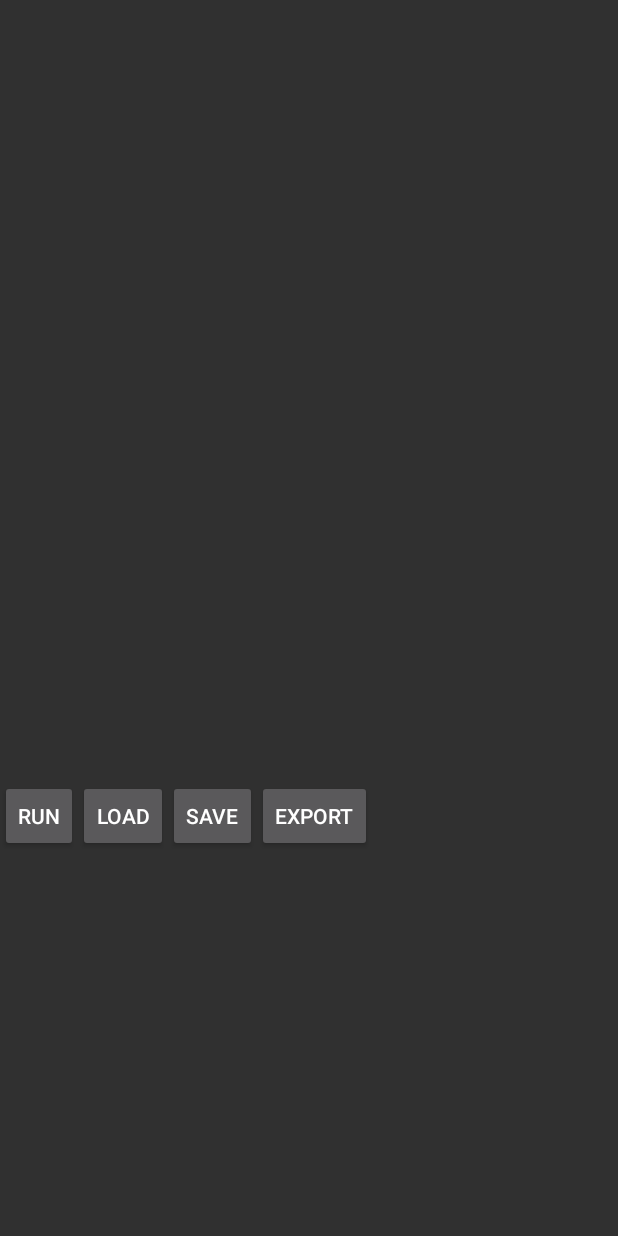
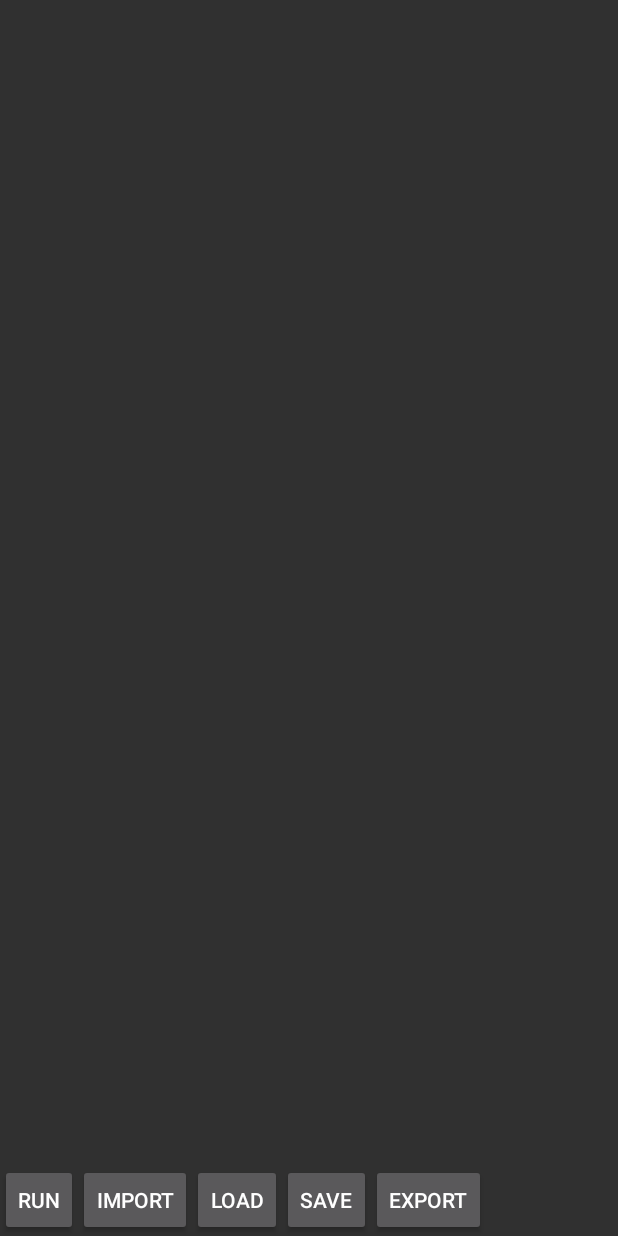
Before and after one commit to hotrodman106/JLimeConsole, an Android app: the layout fragment_secondary.xml on its own in the app's theme, with its tools: preview values and no code run, on a phone screen of 412 x 824 dp. Run offline under Robolectric (Android 15) with nearby library versions, the phone set to English and light mode, and no system bars.

Commit message:
Added second screen for batch

```diff
--- a/app/src/main/res/layout/fragment_secondary.xml
+++ b/app/src/main/res/layout/fragment_secondary.xml
@@ -1,19 +1,14 @@
 <?xml version="1.0" encoding="utf-8"?>
 <GridLayout xmlns:android="http://schemas.android.com/apk/res/android"
     android:layout_width="match_parent" android:layout_height="match_parent">
-
     <TextView
         android:layout_width="match_parent"
-        android:layout_height="520dp"
+        android:layout_height="460dp"
         android:id="@+id/in"
         android:layout_row="0"
-        android:layout_column="0" />
-
-    <GridLayout
-        android:layout_width="fill_parent"
-        android:layout_height="wrap_content"
-        android:layout_row="1"
-        android:layout_column="0">
+        android:layout_column="0"
+        android:layout_columnSpan="7"
+        android:layout_rowSpan="1" />
 
     <Button
         style="?android:attr/buttonStyleSmall"
@@ -21,34 +16,44 @@
         android:layout_height="wrap_content"
         android:text="Run"
         android:id="@+id/run"
-            android:layout_row="2"
+        android:layout_row="4"
         android:layout_column="0" />
 
     <Button
         style="?android:attr/buttonStyleSmall"
         android:layout_width="wrap_content"
         android:layout_height="wrap_content"
-            android:text="Load"
-            android:id="@+id/load"
-            android:layout_row="2"
+        android:text="Import"
+        android:id="@+id/fileImport"
+        android:layout_row="4"
         android:layout_column="1" />
 
     <Button
         style="?android:attr/buttonStyleSmall"
         android:layout_width="wrap_content"
         android:layout_height="wrap_content"
-            android:text="Save"
-            android:id="@+id/save"
-            android:layout_row="2"
+        android:text="Load"
+        android:id="@+id/fileLoad"
+        android:layout_row="4"
         android:layout_column="2" />
 
     <Button
         style="?android:attr/buttonStyleSmall"
         android:layout_width="wrap_content"
         android:layout_height="wrap_content"
+        android:text="Save"
+        android:id="@+id/fileSave"
+        android:layout_row="4"
+        android:layout_column="3" />
+
+    <Button
+        style="?android:attr/buttonStyleSmall"
+        android:layout_width="wrap_content"
+        android:layout_height="wrap_content"
         android:text="Export"
-            android:id="@+id/export"
-            android:layout_row="2"
-            android:layout_column="3" />
+        android:id="@+id/fileExport"
+        android:layout_row="4"
+        android:layout_column="4" />
+
+
 </GridLayout>
-</GridLayout>
--- a/app/src/main/res/values/strings.xml
+++ b/app/src/main/res/values/strings.xml
@@ -4,7 +4,7 @@
     <string name="app_name">Java Lime Console</string>
     <string name="hello_world">Hello world!</string>
     <string name="action_settings">Settings</string>
-    <string name="startup">Java Lime Console \nVersion 3.1 Alpha \nType /help for a command list \n</string>
+    <string name="startup">Java Lime Console \nVersion 4.2 Alpha \nType /help for a command list \n</string>
 
 
 </resources>
```
Lines whose indentation alone changed are shown as unchanged.
